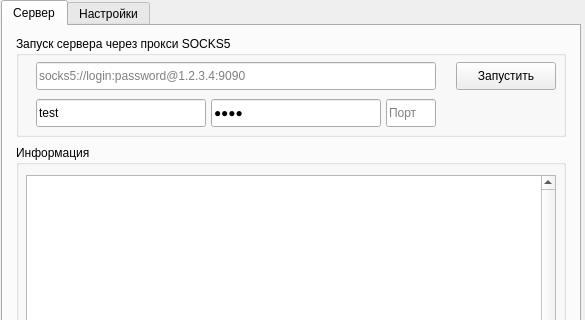
asdont/qt-proxyserver, file main.ui: the form before one commit; both pictures show x 0 to 585 and y 0 to 320 of the 585 by 475 pixel window.
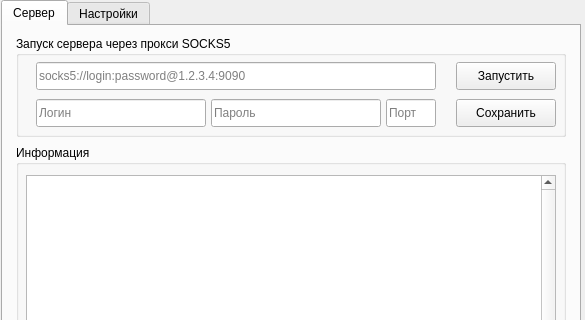
The form after the commit.

What changed in the file:
```diff
--- a/main.ui
+++ b/main.ui
@@ -122,7 +122,7 @@
         <string>Логин для сервера</string>
        </property>
        <property name="text">
-        <string>test</string>
+        <string/>
        </property>
        <property name="placeholderText">
         <string>Логин</string>
@@ -141,7 +141,7 @@
         <string>Пароль для сервера</string>
        </property>
        <property name="text">
-        <string>test</string>
+        <string/>
        </property>
        <property name="echoMode">
         <enum>QLineEdit::Password</enum>
@@ -169,6 +169,22 @@
         <string>Порт</string>
        </property>
       </widget>
+      <widget class="QPushButton" name="pushButtonSave">
+       <property name="enabled">
+        <bool>true</bool>
+       </property>
+       <property name="geometry">
+        <rect>
+         <x>440</x>
+         <y>63</y>
+         <width>100</width>
+         <height>28</height>
+        </rect>
+       </property>
+       <property name="text">
+        <string>Сохранить</string>
+       </property>
+      </widget>
      </widget>
     </widget>
     <widget class="QWidget" name="tab">
```
